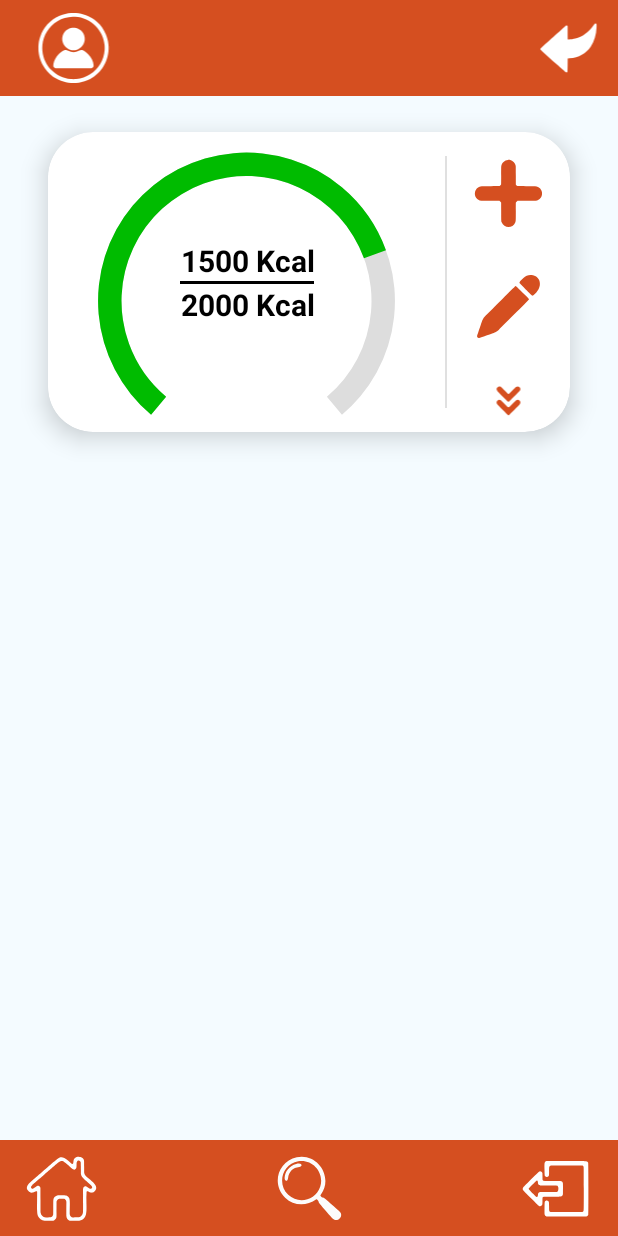
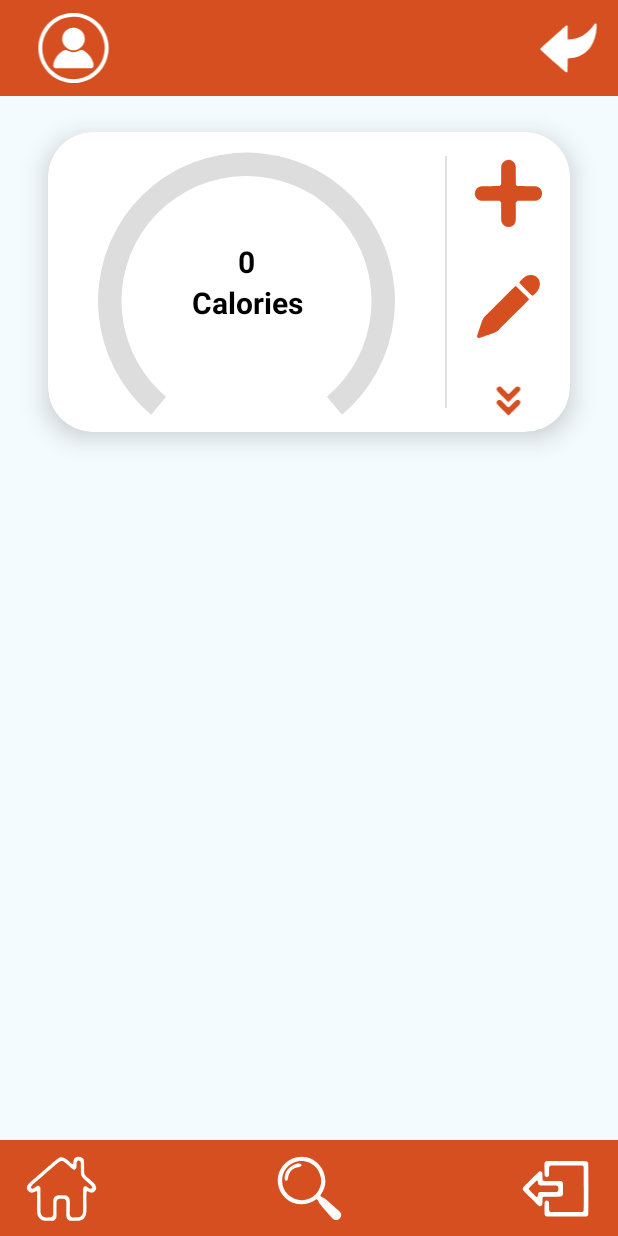
Before and after one commit to MateusBittencourt/KcalTracker, an Android app: the HomeActivity screen opened directly, with no data from a screen before it, on a phone screen of 412 x 824 dp. Run offline under Robolectric (Android 15) with nearby library versions, the phone set to English and light mode, and no system bars.

Commit message:
Implementation of get progress from the database

```diff
--- a/app/src/main/java/com/example/kcaltracker/HomeActivity.java
+++ b/app/src/main/java/com/example/kcaltracker/HomeActivity.java
@@ -170,6 +170,7 @@ public class HomeActivity extends AppCompatActivity {
                         public void onResponse(Call call, Response response) throws IOException {
                             if (response.isSuccessful()) {
                                 myDialog.dismiss();
+                                tracker.getProgress();
                             } else {
                                 new Handler(Looper.getMainLooper()).post(new Runnable() {
                                     @Override
--- a/app/src/main/java/com/example/kcaltracker/Tracker.java
+++ b/app/src/main/java/com/example/kcaltracker/Tracker.java
@@ -1,5 +1,10 @@
 package com.example.kcaltracker;
 
+import static java.lang.Float.parseFloat;
+import static java.lang.Integer.parseInt;
+
+import android.content.Context;
+import android.content.SharedPreferences;
 import android.os.Bundle;
 
 import androidx.fragment.app.Fragment;
@@ -8,8 +13,36 @@ import android.view.LayoutInflater;
 import android.view.View;
 import android.view.ViewGroup;
 import android.widget.ProgressBar;
+import android.widget.TextView;
+
+import com.example.kcaltracker.model.ApiRequest;
+
+import org.json.JSONArray;
+import org.json.JSONException;
+import org.json.JSONObject;
+
+import java.io.IOException;
+import java.text.SimpleDateFormat;
+import java.util.ArrayList;
+import java.util.Date;
+
+import okhttp3.Call;
+import okhttp3.Callback;
+import okhttp3.OkHttpClient;
+import okhttp3.Response;
 
 public class Tracker extends Fragment {
+    private SharedPreferences settings;
+    private SharedPreferences.Editor editor;
+    private ApiRequest apiRequest;
+    private String accessToken;
+    private OkHttpClient client;
+    private int caloriesTotal;
+    ProgressBar progressBar;
+    TextView uiProgress;
+    TextView uiGoal;
+    View divider;
+
     @Override
     public View onCreateView(LayoutInflater inflater, ViewGroup container,
                              Bundle savedInstanceState) {
@@ -17,19 +50,82 @@ public class Tracker extends Fragment {
         return inflater.inflate(R.layout.fragment_tracker, container, false);
     }
     public void onViewCreated(View view, Bundle savedInstanceState) {
-        ProgressBar progressBar = view.findViewById(R.id.Tracker_ProgressBar);
-        int progress = 1500;
-        int goal = 2000;
+        client = new OkHttpClient();
+        apiRequest = new ApiRequest();
+        settings = getContext().getSharedPreferences("Login", Context.MODE_PRIVATE);
+        progressBar = view.findViewById(R.id.Tracker_ProgressBar);
+        uiProgress = view.findViewById(R.id.Tracker_Text_Current);
+        uiGoal = view.findViewById(R.id.Tracker_Text_Goal);
+        divider = view.findViewById(R.id.Tracker_CounterDivider);
+        accessToken = settings.getString("accessToken", null);
+        editor = settings.edit();
+        getProgress();
+    }
+
+    private int normalizedProgress(int progress, int goal){
+        if (progress >= goal){
+            return 2800;
+        }
+        float ratio = (float) progress / (float) goal;
+        return (int) (ratio * 2800);
+    }
+
+    public void getProgress (){
+        SimpleDateFormat dateFormat = new SimpleDateFormat("yyyy-MM-dd");
+        String date = dateFormat.format(new Date());
+        caloriesTotal = 0;
+        client.newCall(apiRequest.getHistory(accessToken, date)).enqueue(new Callback() {
+            @Override
+            public void onFailure(Call call, IOException e) {
+
+            }
+            @Override
+            public void onResponse(Call call, Response response) throws IOException {
+                if (response.isSuccessful()) {
+                    String temp = response.body().string();
+                    JSONArray jsonArray;
+                    ArrayList<JSONObject> jsonObjects = new ArrayList<JSONObject>();
+
+                    try {
+                        jsonArray = new JSONArray(temp);
+                        for (int i = 0; i < jsonArray.length(); i++){
+                            jsonObjects.add(jsonArray.getJSONObject(i));
+                            double weight = jsonObjects.get(i).getDouble("weight");
+                            double kcal = jsonObjects.get(i).getDouble("kcal");
+                            caloriesTotal += (int) Math.round(weight * kcal * 0.01);
+                        }
+                        Log.d("Body", String.valueOf(jsonObjects));
+                        Log.d("Kcal", String.valueOf(caloriesTotal));
+                    } catch (JSONException e) {
+                        throw new RuntimeException(e);
+                    }
+                }
+                updateProgressBar();
+                response.close();
+            }
+        });
+    }
+
+    private void updateProgressBar() {
+        getActivity().runOnUiThread(new Runnable() {
+            @Override
+            public void run() {
+                int progress = caloriesTotal;
+                uiProgress.setText(String.valueOf(progress + " Kcal"));
+                int goal = settings.getInt("goal", 0);
+                Log.d("Tracker", String.valueOf(goal));
+                if (goal == 0){
+                    uiGoal.setText("Calories");
+                    divider.setVisibility(View.GONE);
+                } else {
+                    divider.setVisibility(View.VISIBLE);
+                    uiGoal.setText(String.valueOf(goal + " Kcal"));
+
                     new Thread(new Runnable() {
                         int i = 1;
                         public void run() {
                             progressBar.setProgress(0);
                             int normalizedProgress = normalizedProgress(progress,goal);
-                try {
-                    Thread.sleep(100);
-                } catch (InterruptedException e) {
-                    e.printStackTrace();
-                }
                             while (i < normalizedProgress) {
                                 i += 1;
                                 progressBar.setProgress(i);
@@ -42,12 +138,7 @@ public class Tracker extends Fragment {
                         }
                     }).start();
                 }
-
-    public int normalizedProgress(int progress, int goal){
-        if (progress >= goal){
-            return 2800;
             }
-        float ratio = (float) progress / (float) goal;
-        return (int) (ratio * 2800);
+        });
     }
 }
--- a/app/src/main/java/com/example/kcaltracker/model/ApiRequest.java
+++ b/app/src/main/java/com/example/kcaltracker/model/ApiRequest.java
@@ -27,7 +27,7 @@ public class ApiRequest {
     private RequestBody body;
     public ApiRequest () {
         MEDIA_TYPE = MediaType.parse("application/json");
-        backendAddress = "http://192.168.18.32:3000/";
+        backendAddress = "http://15.229.220.141:3000/";
     }
 
     private Request buildRequest (String url, JSONObject jsonObject){
--- a/app/src/main/res/layout/fragment_tracker.xml
+++ b/app/src/main/res/layout/fragment_tracker.xml
@@ -99,7 +99,6 @@
                     android:indeterminateOnly="false"
                     android:max="3600"
                     android:paddingTop="25dp"
-                    android:progress="2100"
                     android:progressDrawable="@drawable/progress_bar_fill"
                     app:layout_constraintBottom_toBottomOf="parent"
                     app:layout_constraintEnd_toStartOf="@+id/divider3"
@@ -110,12 +109,12 @@
                     android:id="@+id/Tracker_Text_Current"
                     android:layout_width="wrap_content"
                     android:layout_height="27dp"
-                    android:text="1500 Kcal"
+                    android:text="0"
                     android:textAlignment="center"
                     android:textColor="?android:attr/textColorPrimary"
                     android:textSize="20sp"
                     android:textStyle="bold"
-                    app:layout_constraintBottom_toTopOf="@+id/divider"
+                    app:layout_constraintBottom_toTopOf="@+id/Tracker_CounterDivider"
                     app:layout_constraintEnd_toEndOf="@+id/Tracker_ProgressBar"
                     app:layout_constraintStart_toStartOf="@+id/progressBar" />
 
@@ -123,7 +122,7 @@
                     android:id="@+id/Tracker_Text_Goal"
                     android:layout_width="wrap_content"
                     android:layout_height="27dp"
-                    android:text="2000 Kcal"
+                    android:text="@string/calories"
                     android:textAlignment="center"
                     android:textColor="?android:attr/textColorPrimary"
                     android:textSize="20sp"
@@ -131,15 +130,16 @@
                     app:layout_constraintEnd_toEndOf="@+id/Tracker_ProgressBar"
                     app:layout_constraintHorizontal_bias="0.503"
                     app:layout_constraintStart_toStartOf="@+id/progressBar"
-                    app:layout_constraintTop_toBottomOf="@+id/divider" />
+                    app:layout_constraintTop_toBottomOf="@+id/Tracker_CounterDivider" />
 
                 <View
-                    android:id="@+id/divider"
+                    android:id="@+id/Tracker_CounterDivider"
                     android:layout_width="0dp"
                     android:layout_height="2dp"
                     android:background="?android:attr/listDivider"
                     android:backgroundTint="?android:attr/textColorPrimary"
                     android:backgroundTintMode="add"
+                    android:visibility="gone"
                     app:layout_constraintBottom_toBottomOf="@+id/progressBar"
                     app:layout_constraintEnd_toEndOf="@+id/Tracker_Text_Goal"
                     app:layout_constraintStart_toStartOf="@+id/Tracker_Text_Goal"
--- a/app/src/main/res/values/strings.xml
+++ b/app/src/main/res/values/strings.xml
@@ -46,4 +46,5 @@
     <string name="add">Adicionar</string>
     <string name="wrong_UserPassword">Usuário ou senha incorretos</string>
     <string name="missingFields">Campos faltantes</string>
+    <string name="calories">Calories</string>
 </resources>
```
Also changed, not shown: app/src/main/java/com/example/kcaltracker/MainActivity.java (+18 -0 lines). Lines whose indentation alone changed are shown as unchanged.
